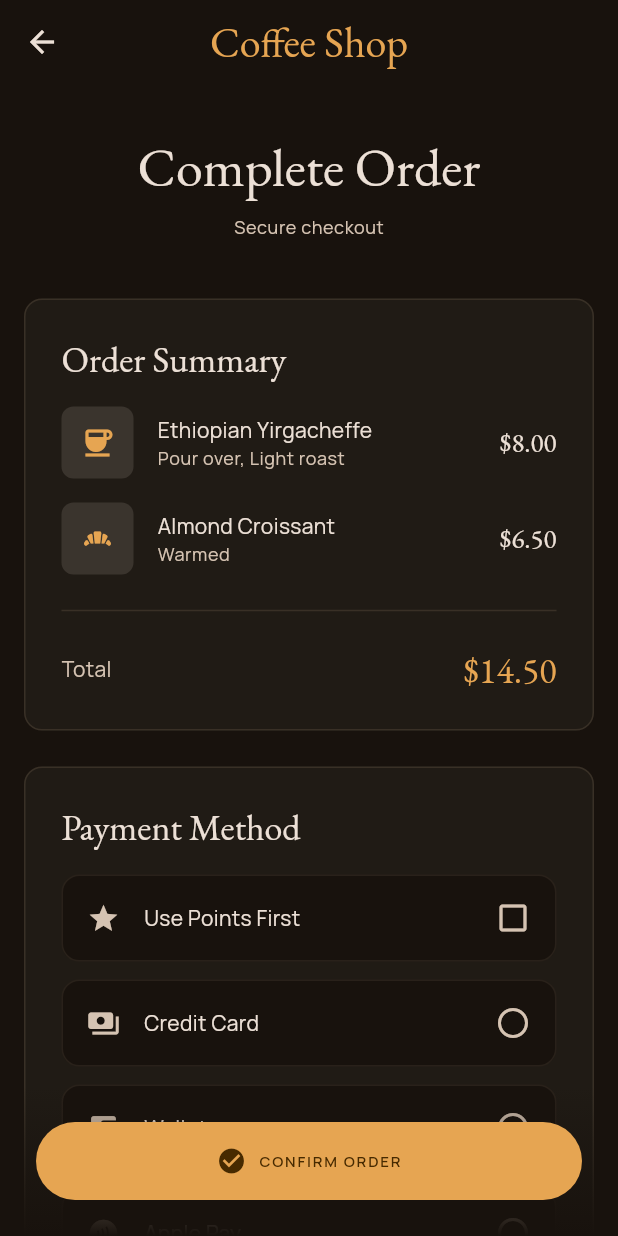
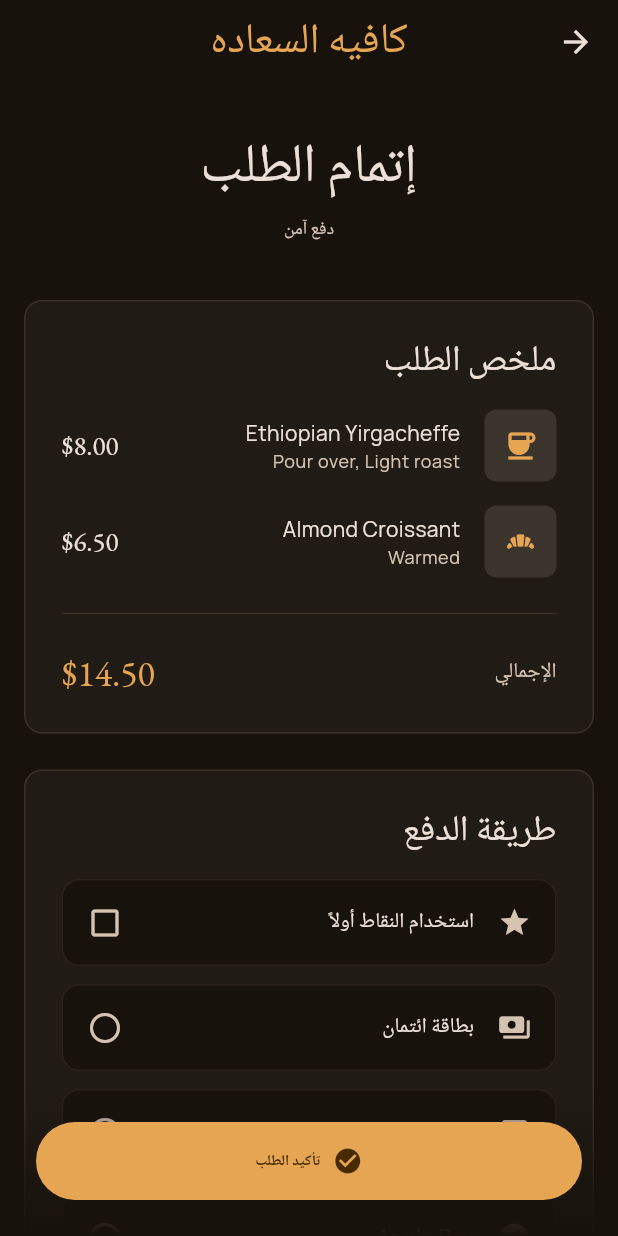
Before and after one commit to helkayal/coffeeshop_app, a Flutter app: the PaymentScreen screen opened directly, on a phone screen of 412 x 824 dp. Run offline on Flutter 3.47's test engine with Material 3 defaults, Android fonts, the light colour scheme and no system bars; our stand-ins replace dio, easy_localization, equatable, flutter_bloc, get_it, google_fonts and 1 more; accounts and stored records are empty.

Commit message:
complete localization adjustments

```diff
--- a/assets/translations/ar.json
+++ b/assets/translations/ar.json
@@ -156,6 +156,10 @@
     "complete_order": "إتمام الطلب",
     "secure_checkout": "دفع آمن",
     "payment_method": "طريقة الدفع",
+    "use_points": "استخدام النقاط أولاً",
+    "credit_card": "بطاقة ائتمان",
+    "wallets": "محافظ",
+    "apple_pay": "Apple Pay",
     "confirm_order": "تأكيد الطلب",
     "order_summary": "ملخص الطلب",
     "calculated_next": "تحسب في الخطوة التالية"
--- a/assets/translations/en.json
+++ b/assets/translations/en.json
@@ -156,6 +156,10 @@
     "complete_order": "Complete Order",
     "secure_checkout": "Secure checkout",
     "payment_method": "Payment Method",
+    "use_points": "Use Points First",
+    "credit_card": "Credit Card",
+    "wallets": "Wallets",
+    "apple_pay": "Apple Pay",
     "confirm_order": "CONFIRM ORDER",
     "order_summary": "Order Summary",
     "calculated_next": "Calculated next step"
--- a/lib/config/app_config.dart
+++ b/lib/config/app_config.dart
@@ -1,11 +1,12 @@
 import 'package:flutter/material.dart';
 
 class AppConfig {
-  static const String appName = 'Coffee Shop';
+  // static const String appName = 'Coffee Shop';
+  static const String appName = 'كافيه السعاده';
 
   // Localization
   static const List<Locale> supportedLocales = [Locale('ar'), Locale('en')];
-  static const Locale defaultLocale = Locale('en');
+  static const Locale defaultLocale = Locale('ar');
   static const String translationsPath = 'assets/translations';
 
   // Theme
--- a/lib/features/checkout/presentation/screens/payment_screen.dart
+++ b/lib/features/checkout/presentation/screens/payment_screen.dart
@@ -48,22 +48,22 @@ class _PaymentScreenState extends State<PaymentScreen> {
               Text('checkout.payment_method'.tr(), style: tt.headlineMedium?.copyWith(fontSize: 24, color: cs.onSurface)),
               const SizedBox(height: 16),
               PaymentOption(
-                icon: Icons.star, label: 'Use Points First',
+                icon: Icons.star, label: 'checkout.use_points'.tr(),
                 isSelected: _usePoints, isCheckbox: true,
                 onTap: () => setState(() => _usePoints = !_usePoints),
               ),
               const SizedBox(height: 12),
-              PaymentOption(icon: Icons.payments, label: 'Credit Card', isSelected: _paymentMethod == 'card', onTap: () {
+              PaymentOption(icon: Icons.payments, label: 'checkout.credit_card'.tr(), isSelected: _paymentMethod == 'card', onTap: () {
                 setState(() => _paymentMethod = 'card');
                 CreditCardSheet.show(context);
               }),
               const SizedBox(height: 12),
-              PaymentOption(icon: Icons.account_balance_wallet, label: 'Wallets', isSelected: _paymentMethod == 'wallet', onTap: () {
+              PaymentOption(icon: Icons.account_balance_wallet, label: 'checkout.wallets'.tr(), isSelected: _paymentMethod == 'wallet', onTap: () {
                 setState(() => _paymentMethod = 'wallet');
                 WalletSheet.show(context);
               }),
               const SizedBox(height: 12),
-              PaymentOption(icon: Icons.contactless, label: 'Apple Pay', isSelected: _paymentMethod == 'applepay', onTap: () => setState(() => _paymentMethod = 'applepay')),
+              PaymentOption(icon: Icons.contactless, label: 'checkout.apple_pay'.tr(), isSelected: _paymentMethod == 'applepay', onTap: () => setState(() => _paymentMethod = 'applepay')),
             ]),
           ),
         ]),
```
